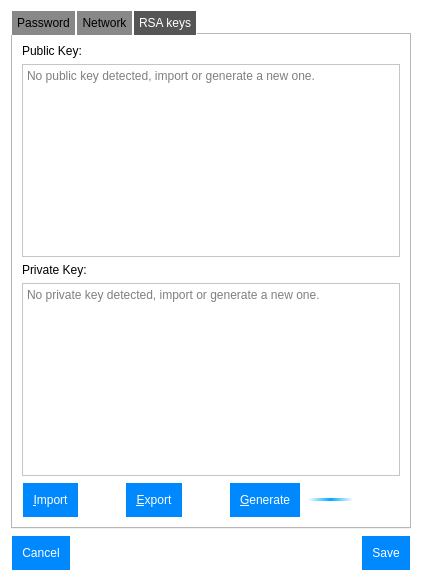
thomas-picariello/SDTP, file src/settingswindow.ui: the form before one commit.
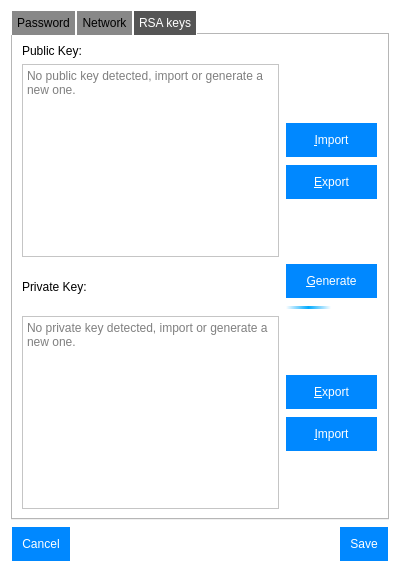
The form after the commit. Icons and pictures are not drawn.

Commit message:
Working key import/export
Still a display bug with the progressBar

The edit to the form file:
```diff
--- a/src/settingswindow.ui
+++ b/src/settingswindow.ui
@@ -216,18 +216,8 @@
       <attribute name="title">
        <string>RSA keys</string>
       </attribute>
-      <layout class="QVBoxLayout" name="verticalLayout">
-       <item>
-        <widget class="QLabel" name="rsa_pubkey_label">
-         <property name="text">
-          <string>Public Key:</string>
-         </property>
-         <property name="buddy">
-          <cstring>rsa_pubkey_input</cstring>
-         </property>
-        </widget>
-       </item>
-       <item>
+      <layout class="QGridLayout" name="gridLayout_2">
+       <item row="1" column="0">
         <widget class="QTextEdit" name="rsa_pubkey_input">
          <property name="enabled">
           <bool>true</bool>
@@ -252,7 +242,7 @@
          </property>
         </widget>
        </item>
-       <item>
+       <item row="2" column="0">
         <widget class="QLabel" name="rsa_privkey_label">
          <property name="text">
           <string>Private Key:</string>
@@ -262,7 +252,17 @@
          </property>
         </widget>
        </item>
-       <item>
+       <item row="0" column="0">
+        <widget class="QLabel" name="rsa_pubkey_label">
+         <property name="text">
+          <string>Public Key:</string>
+         </property>
+         <property name="buddy">
+          <cstring>rsa_pubkey_input</cstring>
+         </property>
+        </widget>
+       </item>
+       <item row="3" column="0">
         <widget class="QTextEdit" name="rsa_privkey_input">
          <property name="focusPolicy">
           <enum>Qt::WheelFocus</enum>
@@ -278,48 +278,96 @@
          </property>
         </widget>
        </item>
-       <item>
-        <layout class="QHBoxLayout" name="rsa_bt_hlayout">
+       <item row="1" column="1">
+        <layout class="QVBoxLayout" name="verticalLayout_5">
          <item>
-          <widget class="QPushButton" name="rsa_import_bt">
+          <spacer name="verticalSpacer">
+           <property name="orientation">
+            <enum>Qt::Vertical</enum>
+           </property>
+           <property name="sizeHint" stdset="0">
+            <size>
+             <width>20</width>
+             <height>40</height>
+            </size>
+           </property>
+          </spacer>
+         </item>
+         <item>
+          <widget class="QPushButton" name="rsa_pub_import_bt">
            <property name="text">
             <string>&amp;Import</string>
            </property>
           </widget>
          </item>
          <item>
-          <spacer name="rsa_spacer1">
+          <widget class="QPushButton" name="rsa_pub_export_bt">
+           <property name="text">
+            <string>&amp;Export</string>
+           </property>
+          </widget>
+         </item>
+         <item>
+          <spacer name="verticalSpacer_2">
            <property name="orientation">
-            <enum>Qt::Horizontal</enum>
+            <enum>Qt::Vertical</enum>
            </property>
            <property name="sizeHint" stdset="0">
             <size>
-             <width>40</width>
-             <height>20</height>
+             <width>20</width>
+             <height>40</height>
             </size>
            </property>
           </spacer>
          </item>
+        </layout>
+       </item>
+       <item row="3" column="1">
+        <layout class="QVBoxLayout" name="verticalLayout_4">
          <item>
-          <widget class="QPushButton" name="rsa_export_bt">
+          <spacer name="verticalSpacer_3">
+           <property name="orientation">
+            <enum>Qt::Vertical</enum>
+           </property>
+           <property name="sizeHint" stdset="0">
+            <size>
+             <width>20</width>
+             <height>40</height>
+            </size>
+           </property>
+          </spacer>
+         </item>
+         <item>
+          <widget class="QPushButton" name="rsa_priv_export_bt">
            <property name="text">
             <string>&amp;Export</string>
            </property>
           </widget>
          </item>
          <item>
-          <spacer name="rsa_spacer2">
+          <widget class="QPushButton" name="rsa_priv_import_bt">
+           <property name="text">
+            <string>&amp;Import</string>
+           </property>
+          </widget>
+         </item>
+         <item>
+          <spacer name="verticalSpacer_4">
            <property name="orientation">
-            <enum>Qt::Horizontal</enum>
+            <enum>Qt::Vertical</enum>
            </property>
            <property name="sizeHint" stdset="0">
             <size>
-             <width>40</width>
-             <height>20</height>
+             <width>20</width>
+             <height>40</height>
             </size>
            </property>
           </spacer>
          </item>
+        </layout>
+       </item>
+       <item row="2" column="1">
+        <layout class="QVBoxLayout" name="verticalLayout_3">
          <item>
           <widget class="QPushButton" name="rsa_generate_bt">
            <property name="text">
@@ -332,6 +380,12 @@
            <property name="enabled">
             <bool>true</bool>
            </property>
+           <property name="sizePolicy">
+            <sizepolicy hsizetype="Minimum" vsizetype="Fixed">
+             <horstretch>0</horstretch>
+             <verstretch>0</verstretch>
+            </sizepolicy>
+           </property>
            <property name="maximumSize">
             <size>
              <width>16777215</width>
```
Left out of the diff: 10 changed lines with no effect on the pictures. The commit also changes 4 other files.
